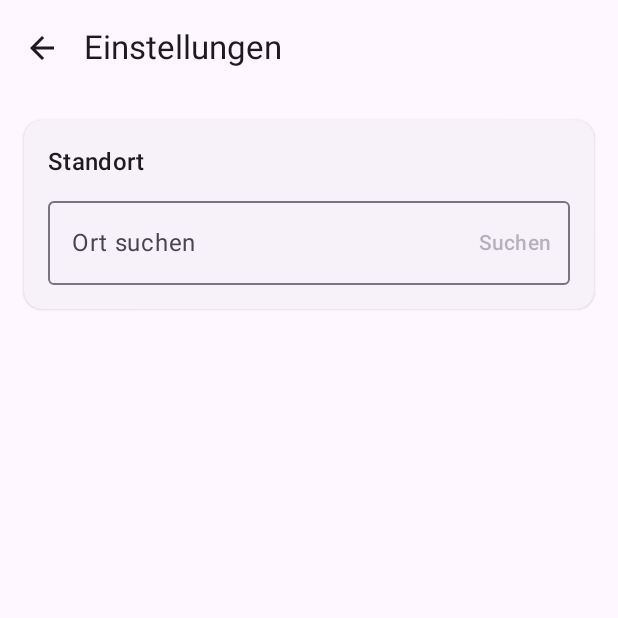
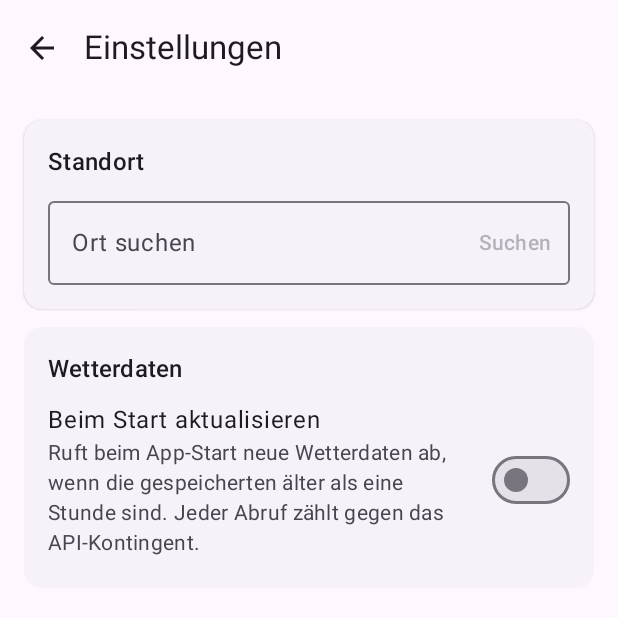
Before and after one commit to Avarast/Durchzug, an Android app built with Jetpack Compose: the screen it shows after launch (MainActivity), after a tap on "Standort festlegen", on a phone screen of 412 x 824 dp, the top half of it. Run offline under Robolectric (Android 15) with nearby library versions, the phone set to English and light mode, and no system bars.

Commit message:
feat: highlight data age and add optional refresh on start
Show the weather timestamp prominently with its relative age and mark data older than one hour as outdated. Add a settings option (off by default) to refresh outdated weather data on app start, as each refresh costs an API call.

```diff
--- a/app/src/main/java/de/durchzug/MainViewModel.kt
+++ b/app/src/main/java/de/durchzug/MainViewModel.kt
@@ -29,6 +29,7 @@ class MainViewModel(app: Application) : AndroidViewModel(app) {
         private set
     var weather by storage.weather
         private set
+    var autoRefresh by storage.autoRefresh
 
     var query by mutableStateOf("")
     var places by mutableStateOf<List<Place>>(emptyList())
@@ -41,6 +42,10 @@ class MainViewModel(app: Application) : AndroidViewModel(app) {
         private set
     var weatherError by mutableStateOf<String?>(null)
         private set
+
+    init {
+        if (autoRefresh && !manualOut && weather?.isStale() != false) refreshWeather()
+    }
 
     val result: Ventilation.Result?
         get() = if (manualOut) {
--- a/app/src/main/java/de/durchzug/SettingsScreen.kt
+++ b/app/src/main/java/de/durchzug/SettingsScreen.kt
@@ -3,6 +3,7 @@ package de.durchzug
 import androidx.compose.foundation.clickable
 import androidx.compose.foundation.layout.*
 import androidx.compose.foundation.rememberScrollState
+import androidx.compose.foundation.selection.toggleable
 import androidx.compose.foundation.text.KeyboardActions
 import androidx.compose.foundation.text.KeyboardOptions
 import androidx.compose.foundation.verticalScroll
@@ -10,7 +11,9 @@ import androidx.compose.material.icons.Icons
 import androidx.compose.material.icons.automirrored.filled.ArrowBack
 import androidx.compose.material3.*
 import androidx.compose.runtime.Composable
+import androidx.compose.ui.Alignment
 import androidx.compose.ui.Modifier
+import androidx.compose.ui.semantics.Role
 import androidx.compose.ui.text.font.FontWeight
 import androidx.compose.ui.text.input.ImeAction
 import androidx.compose.ui.unit.dp
@@ -54,6 +57,46 @@ internal fun SettingsScreen(vm: MainViewModel, onBack: () -> Unit) {
                 }
                 vm.place?.let { Text("Gewählt: ${it.label}", fontWeight = FontWeight.SemiBold) }
             }
+
+            Section("Wetterdaten") {
+                SwitchRow(
+                    title = "Beim Start aktualisieren",
+                    description = "Ruft beim App-Start neue Wetterdaten ab, wenn die gespeicherten älter als eine Stunde sind. " +
+                        "Jeder Abruf zählt gegen das API-Kontingent.",
+                    checked = vm.autoRefresh,
+                    onCheckedChange = { vm.autoRefresh = it },
+                )
+            }
         }
     }
 }
+
+@Composable
+internal fun SwitchRow(
+    title: String,
+    description: String?,
+    checked: Boolean,
+    onCheckedChange: (Boolean) -> Unit,
+    enabled: Boolean = true,
+) {
+    Row(
+        Modifier
+            .fillMaxWidth()
+            .toggleable(checked, enabled = enabled, role = Role.Switch, onValueChange = onCheckedChange)
+            .padding(vertical = 4.dp),
+        verticalAlignment = Alignment.CenterVertically,
+        horizontalArrangement = Arrangement.spacedBy(16.dp),
+    ) {
+        Column(Modifier.weight(1f)) {
+            Text(title, style = MaterialTheme.typography.bodyLarge)
+            if (description != null) {
+                Text(
+                    description,
+                    style = MaterialTheme.typography.bodyMedium,
+                    color = MaterialTheme.colorScheme.onSurfaceVariant,
+                )
+            }
+        }
+        Switch(checked = checked, onCheckedChange = null, enabled = enabled)
+    }
+}
--- a/app/src/main/java/de/durchzug/Storage.kt
+++ b/app/src/main/java/de/durchzug/Storage.kt
@@ -33,6 +33,8 @@ class Storage(context: Context) {
     val tempOut = double("tempOut", 10.0)
     val rhOut = double("rhOut", 70.0)
     val windOut = pref("windOut", Ventilation.Wind.LIGHT, Ventilation.Wind::valueOf, { it.name })
+
+    val autoRefresh = pref("autoRefresh", false, String::toBooleanStrict, Boolean::toString)
 
     /** Whether manual outdoor values have been entered before. */
     val hasManualOut get() = prefs.contains("tempOut")
```
Also changed, not shown: app/src/main/java/de/durchzug/Format.kt (+10 -0 lines), app/src/main/java/de/durchzug/MainScreen.kt (+32 -5 lines), app/src/main/java/de/durchzug/WeatherApi.kt (+7 -1 lines).
